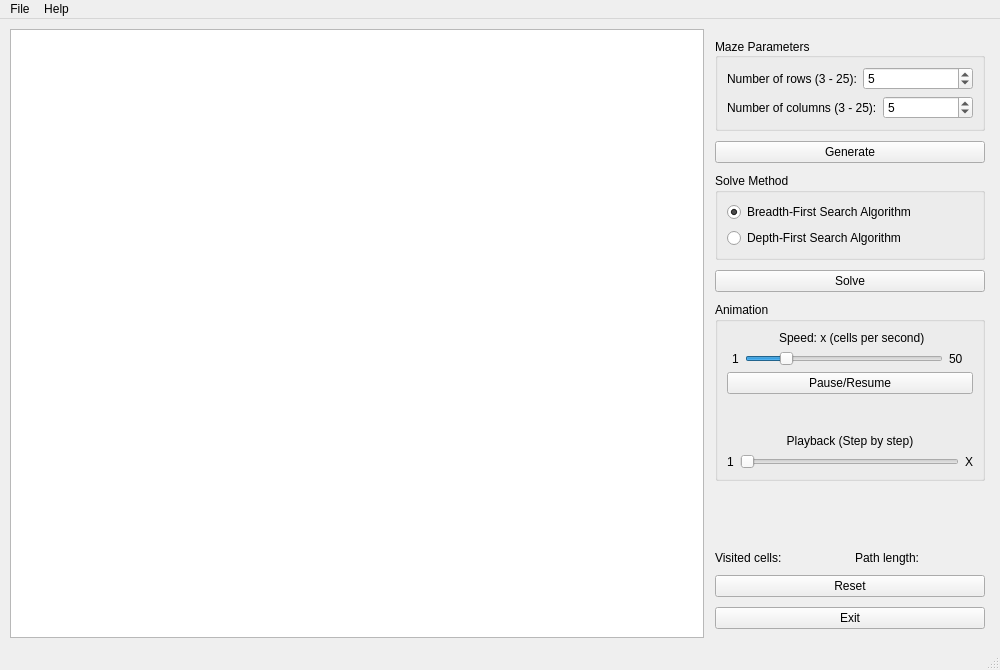
The window that MazeSolver/mainwindow.ui (patrykkuta/Maze-Solver) describes before a commit, drawn with Qt 5.
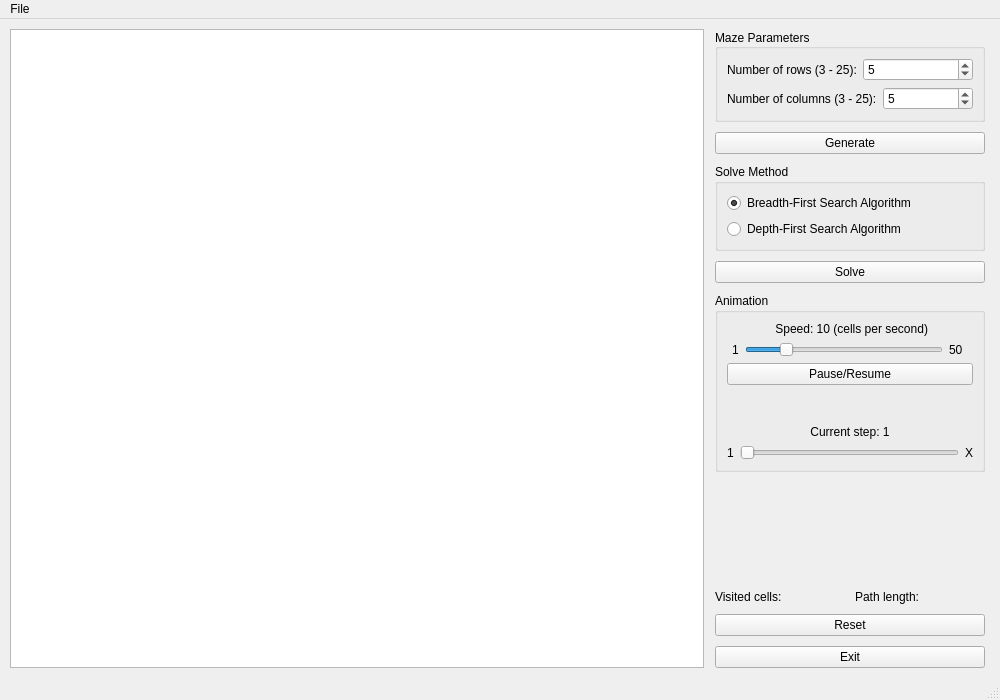
The same window after the commit.

Commit message: Components renaming

Patch:
```diff
--- a/MazeSolver/mainwindow.ui
+++ b/MazeSolver/mainwindow.ui
@@ -10,7 +10,7 @@
     <x>0</x>
     <y>0</y>
     <width>1000</width>
-    <height>670</height>
+    <height>700</height>
    </rect>
   </property>
   <property name="minimumSize">
@@ -54,7 +54,7 @@
     <item>
      <widget class="QGraphicsView" name="graphicsView">
       <property name="sizePolicy">
-       <sizepolicy hsizetype="Minimum" vsizetype="Expanding">
+       <sizepolicy hsizetype="Expanding" vsizetype="Expanding">
         <horstretch>0</horstretch>
         <verstretch>0</verstretch>
        </sizepolicy>
@@ -62,7 +62,7 @@
       <property name="minimumSize">
        <size>
         <width>0</width>
-        <height>192</height>
+        <height>0</height>
        </size>
       </property>
       <property name="frameShape">
@@ -91,9 +91,15 @@
        <property name="leftMargin">
         <number>5</number>
        </property>
+       <property name="topMargin">
+        <number>0</number>
+       </property>
        <property name="rightMargin">
         <number>5</number>
        </property>
+       <property name="bottomMargin">
+        <number>0</number>
+       </property>
        <item>
         <widget class="QGroupBox" name="groupBox">
          <property name="sizePolicy">
@@ -102,12 +108,20 @@
            <verstretch>0</verstretch>
           </sizepolicy>
          </property>
+         <property name="font">
+          <font>
+           <bold>false</bold>
+          </font>
+         </property>
          <property name="title">
           <string>Maze Parameters</string>
          </property>
          <property name="alignment">
           <set>Qt::AlignLeading|Qt::AlignLeft|Qt::AlignVCenter</set>
          </property>
+         <property name="flat">
+          <bool>false</bool>
+         </property>
          <layout class="QVBoxLayout" name="verticalLayout_2">
           <item>
            <layout class="QHBoxLayout" name="horizontalLayout_5">
@@ -125,7 +139,16 @@
              </widget>
             </item>
             <item>
-             <widget class="QSpinBox" name="spinBox">
+             <widget class="QSpinBox" name="rowsCount">
+              <property name="wrapping">
+               <bool>false</bool>
+              </property>
+              <property name="frame">
+               <bool>true</bool>
+              </property>
+              <property name="buttonSymbols">
+               <enum>QAbstractSpinBox::UpDownArrows</enum>
+              </property>
               <property name="minimum">
                <number>3</number>
               </property>
@@ -162,6 +185,15 @@
                 <verstretch>0</verstretch>
                </sizepolicy>
               </property>
+              <property name="wrapping">
+               <bool>false</bool>
+              </property>
+              <property name="frame">
+               <bool>true</bool>
+              </property>
+              <property name="buttonSymbols">
+               <enum>QAbstractSpinBox::UpDownArrows</enum>
+              </property>
               <property name="minimum">
                <number>3</number>
               </property>
@@ -247,7 +279,7 @@
                </sizepolicy>
               </property>
               <property name="text">
-               <string> Speed: x (cells per second)</string>
+               <string> Speed: 10 (cells per second)</string>
               </property>
               <property name="alignment">
                <set>Qt::AlignCenter</set>
@@ -332,7 +364,7 @@
             <item>
              <widget class="QLabel" name="label_3">
               <property name="text">
-               <string>Playback (Step by step)</string>
+               <string>Current step: 1</string>
               </property>
               <property name="alignment">
                <set>Qt::AlignCenter</set>
@@ -458,14 +490,7 @@
     <addaction name="separator"/>
     <addaction name="actionExit"/>
    </widget>
-   <widget class="QMenu" name="menuHelp">
-    <property name="title">
-     <string>Help</string>
-    </property>
-    <addaction name="actionInfo"/>
-   </widget>
    <addaction name="menuFile"/>
-   <addaction name="menuHelp"/>
   </widget>
   <widget class="QStatusBar" name="statusbar"/>
   <action name="actionSave">
```
Left out of the diff: 47 changed lines with no effect on the pictures. The commit also changes 1 other file.
